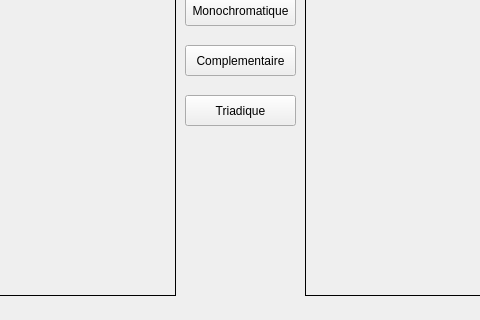
First picture: the form in Code/HarmonieApp/mainwindow.ui, repository thi-christine-nguyen/HarmonieDesCouleurs-ProjetImage, before the edit; both pictures show x 155 to 635 and y 105 to 425 of the 800 by 600 pixel window.
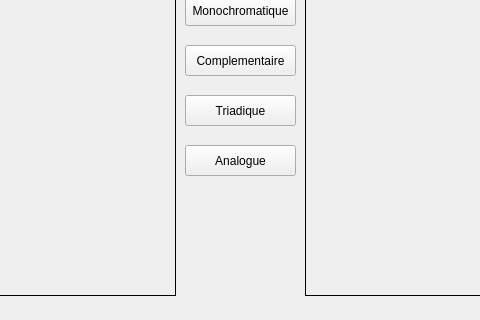
Second picture: the form after the edit.

Commit message: ajout analogue

What changed in the file:
```diff
--- a/Code/HarmonieApp/mainwindow.ui
+++ b/Code/HarmonieApp/mainwindow.ui
@@ -98,6 +98,19 @@
      <string>Triadique</string>
     </property>
    </widget>
+   <widget class="QPushButton" name="Analogue">
+    <property name="geometry">
+     <rect>
+      <x>340</x>
+      <y>250</y>
+      <width>111</width>
+      <height>31</height>
+     </rect>
+    </property>
+    <property name="text">
+     <string>Analogue</string>
+    </property>
+   </widget>
   </widget>
   <widget class="QMenuBar" name="menubar">
    <property name="geometry">
```
The commit also changes 11 other files.
